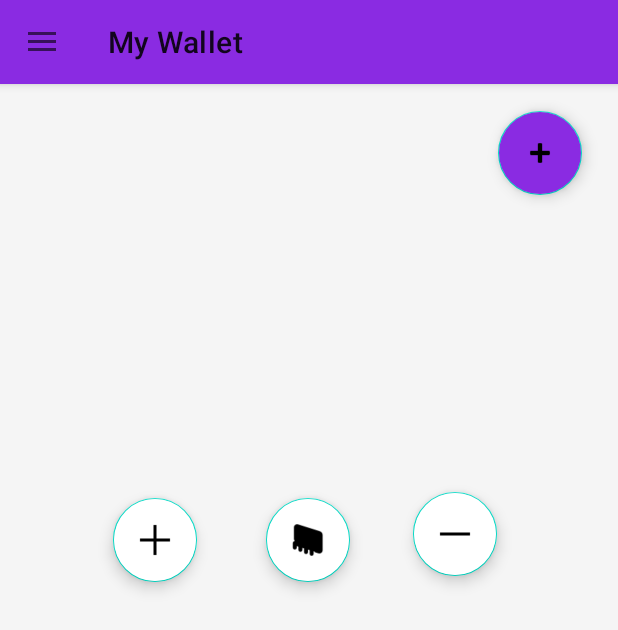
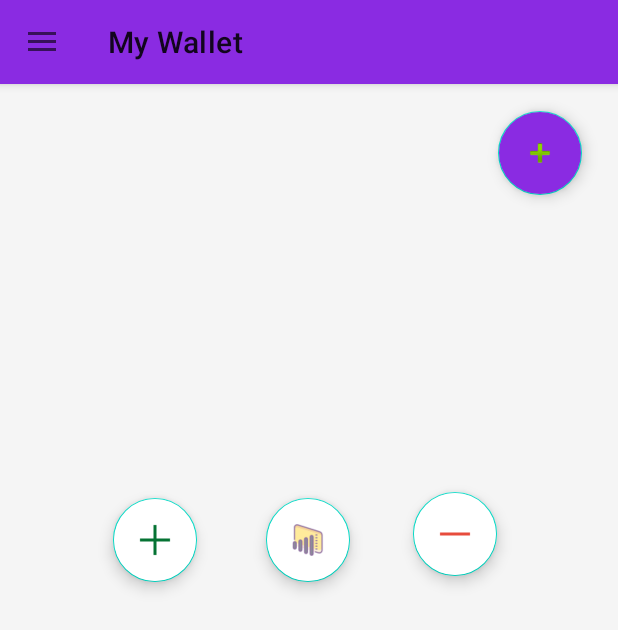
Before and after one commit to sam271091/MyWallet, an Android app: the screen it shows after launch (MainActivity), on a phone screen of 412 x 824 dp. Shown: the top 630 px of the screen. Run offline under Robolectric (Android 15) with nearby library versions, the phone set to English and light mode, and no system bars; our stand-ins replace Picasso, Room's generated code; 4 statements that could not run were skipped.

Commit message:
first commit

```diff
--- a/app/src/main/res/layout/activity_main.xml
+++ b/app/src/main/res/layout/activity_main.xml
@@ -93,7 +93,8 @@
                     android:onClick="onClickCreateWallet"
                     app:layout_constraintEnd_toEndOf="parent"
                     app:layout_constraintTop_toTopOf="parent"
-                    app:srcCompat="@android:drawable/ic_input_add" />
+                    app:srcCompat="@android:drawable/ic_input_add"
+                    app:tint="@null"/>
 
                 <com.google.android.material.floatingactionbutton.FloatingActionButton
                     android:id="@+id/imageButtonAdd"
@@ -105,6 +106,7 @@
                     app:layout_constraintEnd_toStartOf="@+id/guideline2"
                     app:layout_constraintStart_toStartOf="parent"
                     app:layout_constraintTop_toTopOf="@+id/guideline5"
+                    app:tint="@null"
                     app:srcCompat="@drawable/add" />
 
                 <com.google.android.material.floatingactionbutton.FloatingActionButton
@@ -119,6 +121,7 @@
                     app:layout_constraintStart_toStartOf="@+id/guideline2"
                     app:layout_constraintTop_toTopOf="@+id/guideline5"
                     app:layout_constraintVertical_bias="0.46"
+                    app:tint="@null"
                     app:srcCompat="@drawable/minus" />
 
                 <com.google.android.material.floatingactionbutton.FloatingActionButton
@@ -133,6 +136,7 @@
                     app:layout_constraintStart_toEndOf="@+id/imageButtonAdd"
                     app:layout_constraintTop_toTopOf="@+id/guideline5"
                     app:layout_constraintVertical_bias="0.505"
+                    app:tint="@null"
                     app:srcCompat="@drawable/analytics" />
 
             </androidx.constraintlayout.widget.ConstraintLayout>
```
